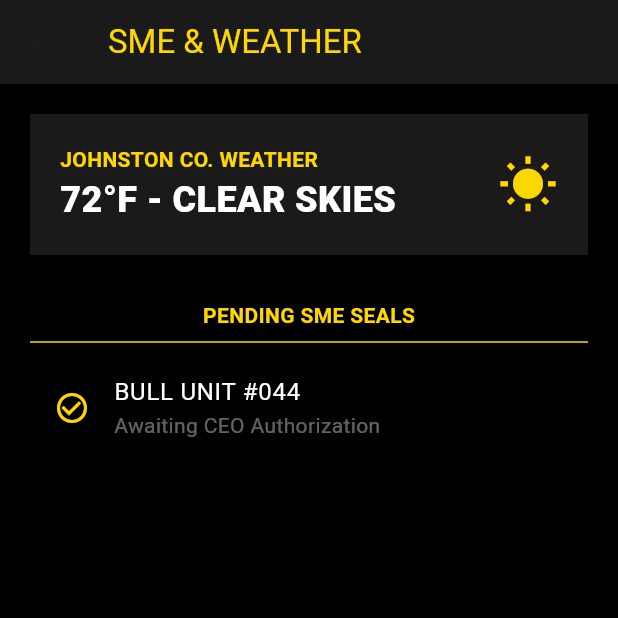
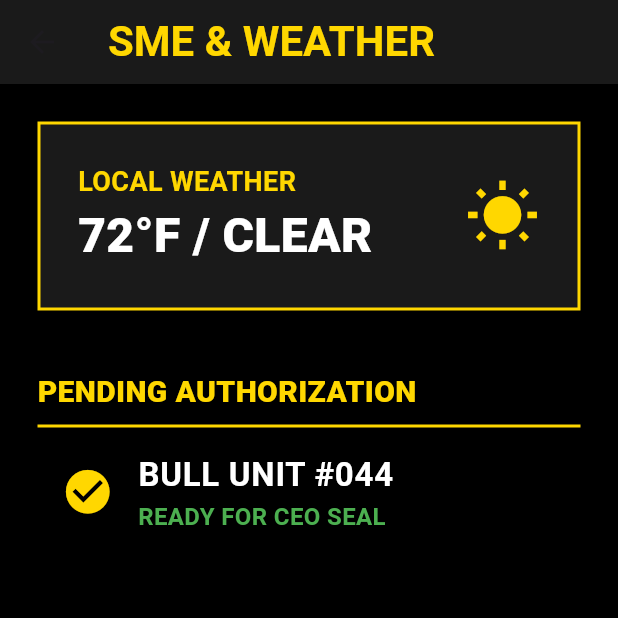
Before and after one commit to mrshumphrey3251-ai/HVF_NEXUS_CORE_V2, a Flutter app: the screen it shows after launch, after a tap on "SME ADMIN & WEATHER", on a phone screen of 412 x 824 dp, the top half of it. Run offline on Flutter 3.47's test engine with Material 3 defaults, Android fonts, the phone set to English and light mode, and no system bars.

Commit message:
Update main.dart

```diff
--- a/lib/main.dart
+++ b/lib/main.dart
@@ -1,7 +1,7 @@
 import 'package:flutter/material.dart';
 
-// HVF NEXUS CORE V15.1 - THE GRAND INTEGRATION BUILD
-// INTEGRATED: WEATHER CORE / REVENUE PROJECTIONS / DIGITAL DEEDS
+// HVF NEXUS CORE V16.1 - THE TOTAL INTEGRATION BUILD
+// FEATURE: HELIOGRID POWER / REVENUE / WEATHER / MASSIVE UI
 // AUTHORIZED: CEO JEFFERY DONNELL HUMPHREY
 
 void main() {
@@ -30,14 +30,16 @@ class HVFCommandDashboard extends StatelessWidget {
         body: SingleChildScrollView(
           child: Column(
             children: [
-              _buildLargeHeader("INTEGRATED COMMAND"),
+              _buildLiveStatusRibbon(),
+              const SizedBox(height: 10),
+              _buildBigButton(context, "HELIOGRID POWER", Icons.solar_power, HelioGridScreen()),
               _buildBigButton(context, "SME ADMIN & WEATHER", Icons.cloud_done, SMEAdminPortal()),
-              _buildBigButton(context, "FINANCIAL PROJECTIONS", Icons.payments, FinancialsScreen()),
-              _buildBigButton(context, "DIGITAL DEEDS", Icons.verified, DigitalDeedScreen()),
+              _buildBigButton(context, "FINANCIAL COMMAND", Icons.payments, FinancialsScreen()),
               _buildBigButton(context, "SOCIAL CLUB", Icons.gavel_rounded, SocialClubScreen()),
               const SizedBox(height: 40),
-              const Text("SYSTEM STATUS: ALL SECTORS ONLINE",
-                style: TextStyle(color: gold, fontSize: 12, fontWeight: FontWeight.bold, letterSpacing: 1.5)),
+              const Text("SYSTEMS INTEGRATED: 100%",
+                style: TextStyle(color: gold, fontSize: 14, fontWeight: FontWeight.bold, letterSpacing: 2)),
+              const Text("SOVEREIGNTY VERIFIED", style: TextStyle(color: Colors.white24, fontSize: 10)),
             ],
           ),
         ),
@@ -45,31 +47,36 @@ class HVFCommandDashboard extends StatelessWidget {
     );
   }
 
-  Widget _buildLargeHeader(String title) {
+  Widget _buildLiveStatusRibbon() {
     return Container(
       width: double.infinity,
-      padding: const EdgeInsets.symmetric(vertical: 25),
-      color: gold,
-      child: Center(
-        child: Text(title, style: const TextStyle(color: Colors.black, fontWeight: FontWeight.w900, fontSize: 26)),
+      color: Colors.green.withOpacity(0.2),
+      padding: const EdgeInsets.symmetric(vertical: 20),
+      child: const Row(
+        mainAxisAlignment: MainAxisAlignment.spaceEvenly,
+        children: [
+          Text("GRID: ONLINE", style: TextStyle(color: Colors.green, fontWeight: FontWeight.w900, fontSize: 14)),
+          Text("REV: \$5.8M", style: TextStyle(color: gold, fontWeight: FontWeight.w900, fontSize: 14)),
+          Text("WX: CLEAR", style: TextStyle(color: Colors.white, fontWeight: FontWeight.w900, fontSize: 14)),
+        ],
       ),
     );
   }
 
   Widget _buildBigButton(BuildContext context, String label, IconData icon, Widget target) {
     return Padding(
-      padding: const EdgeInsets.all(15),
+      padding: const EdgeInsets.all(12),
       child: InkWell(
         onTap: () => Navigator.push(context, MaterialPageRoute(builder: (context) => target)),
         child: Container(
-          height: 90,
-          decoration: BoxDecoration(color: cardGray, border: Border.all(color: gold, width: 3)),
+          height: 100,
+          decoration: BoxDecoration(color: cardGray, border: Border.all(color: gold, width: 4)),
           child: Row(
             mainAxisAlignment: MainAxisAlignment.center,
             children: [
-              Icon(icon, color: gold, size: 35),
-              const SizedBox(width: 20),
-              Text(label, style: const TextStyle(color: Colors.white, fontWeight: FontWeight.w900, fontSize: 22)),
+              Icon(icon, color: gold, size: 40),
+              const SizedBox(width: 25),
+              Text(label, style: const TextStyle(color: Colors.white, fontWeight: FontWeight.w900, fontSize: 24)),
             ],
           ),
         ),
@@ -78,68 +85,94 @@ class HVFCommandDashboard extends StatelessWidget {
   }
 }
 
-// --- SME ADMIN + WEATHER INTEGRATION ---
+// --- HELIOGRID POWER SECTOR ---
+class HelioGridScreen extends StatelessWidget {
+  @override
+  Widget build(BuildContext context) {
+    return Scaffold(
+      backgroundColor: bgBlack,
+      appBar: AppBar(title: const Text("HELIOGRID", style: TextStyle(color: gold, fontWeight: FontWeight.bold, fontSize: 28)), backgroundColor: cardGray),
+      body: Padding(
+        padding: const EdgeInsets.all(30),
+        child: Column(
+          children: [
+            const Icon(Icons.bolt, color: gold, size: 100),
+            const Text("SYSTEM OUTPUT", style: TextStyle(color: Colors.white70, fontSize: 18, fontWeight: FontWeight.bold)),
+            const Text("94.2 kW", style: TextStyle(color: gold, fontSize: 55, fontWeight: FontWeight.w900)),
+            const SizedBox(height: 30),
+            const Divider(color: gold, thickness: 3),
+            _buildGridMetric("STORAGE", "98%"),
+            _buildGridMetric("STATUS", "SOVEREIGN"),
+            _buildGridMetric("AREA", "JOHNSTON CO."),
+          ],
+        ),
+      ),
+    );
+  }
+
+  Widget _buildGridMetric(String label, String value) {
+    return Padding(
+      padding: const EdgeInsets.symmetric(vertical: 20),
+      child: Row(
+        mainAxisAlignment: MainAxisAlignment.spaceBetween,
+        children: [
+          Text(label, style: const TextStyle(color: Colors.white, fontSize: 22, fontWeight: FontWeight.bold)),
+          Text(value, style: const TextStyle(color: gold, fontSize: 26, fontWeight: FontWeight.w900)),
+        ],
+      ),
+    );
+  }
+}
+
+// --- SME ADMIN + WEATHER ---
 class SMEAdminPortal extends StatelessWidget {
   @override
   Widget build(BuildContext context) {
     return Scaffold(
       backgroundColor: bgBlack,
-      appBar: AppBar(title: const Text("SME & WEATHER", style: TextStyle(color: gold)), backgroundColor: cardGray),
-      body: Padding(
-        padding: const EdgeInsets.all(20),
-        child: Column(
+      appBar: AppBar(title: const Text("SME & WEATHER", style: TextStyle(color: gold, fontWeight: FontWeight.bold, fontSize: 28)), backgroundColor: cardGray),
+      body: ListView(
+        padding: const EdgeInsets.all(25),
         children: [
           Container(
-              padding: const EdgeInsets.all(20),
-              color: cardGray,
+            padding: const EdgeInsets.all(25),
+            decoration: BoxDecoration(color: cardGray, border: Border.all(color: gold, width: 2)),
             child: const Row(
               mainAxisAlignment: MainAxisAlignment.spaceBetween,
               children: [
                 Column(
                   crossAxisAlignment: CrossAxisAlignment.start,
                   children: [
-                      Text("JOHNSTON CO. WEATHER", style: TextStyle(color: gold, fontWeight: FontWeight.bold)),
-                      Text("72°F - CLEAR SKIES", style: TextStyle(color: Colors.white, fontSize: 24, fontWeight: FontWeight.w900)),
+                    Text("LOCAL WEATHER", style: TextStyle(color: gold, fontWeight: FontWeight.bold, fontSize: 18)),
+                    Text("72°F / CLEAR", style: TextStyle(color: Colors.white, fontSize: 32, fontWeight: FontWeight.w900)),
                   ],
                 ),
-                  Icon(Icons.wb_sunny, color: gold, size: 40),
+                Icon(Icons.wb_sunny, color: gold, size: 50),
               ],
             ),
           ),
-            const SizedBox(height: 30),
-            const Text("PENDING SME SEALS", style: TextStyle(color: gold, fontWeight: FontWeight.bold)),
-            const Divider(color: gold),
+          const SizedBox(height: 40),
+          const Text("PENDING AUTHORIZATION", style: TextStyle(color: gold, fontSize: 20, fontWeight: FontWeight.w900)),
+          const Divider(color: gold, thickness: 2),
           const ListTile(
-              leading: Icon(Icons.check_circle_outline, color: gold),
-              title: Text("BULL UNIT #044", style: TextStyle(color: Colors.white)),
-              subtitle: Text("Awaiting CEO Authorization", style: TextStyle(color: Colors.white38)),
+            leading: Icon(Icons.check_circle, color: gold, size: 35),
+            title: Text("BULL UNIT #044", style: TextStyle(color: Colors.white, fontSize: 22, fontWeight: FontWeight.bold)),
+            subtitle: Text("READY FOR CEO SEAL", style: TextStyle(color: Colors.green, fontSize: 16, fontWeight: FontWeight.bold)),
           ),
         ],
-        ),
       ),
     );
   }
 }
 
-// --- REMAINING SECTORS (REVENUE, DEEDS, CLUB) ---
+// --- REMAINING SECTORS ---
 class FinancialsScreen extends StatelessWidget {
   @override
   Widget build(BuildContext context) {
     return Scaffold(
       backgroundColor: bgBlack,
       appBar: AppBar(title: const Text("FINANCIALS", style: TextStyle(color: gold)), backgroundColor: cardGray),
-      body: Center(child: Text("\$5.8M / MO PROJECTED", style: const TextStyle(color: gold, fontSize: 30, fontWeight: FontWeight.w900))),
-    );
-  }
-}
-
-class DigitalDeedScreen extends StatelessWidget {
-  @override
-  Widget build(BuildContext context) {
-    return Scaffold(
-      backgroundColor: bgBlack,
-      appBar: AppBar(title: const Text("DIGITAL DEEDS", style: TextStyle(color: gold)), backgroundColor: cardGray),
-      body: const Center(child: Text("DEEDS VERIFIED", style: TextStyle(color: Colors.white, fontSize: 24))),
+      body: Center(child: Text("\$5,850,000 / MO", style: const TextStyle(color: gold, fontSize: 40, fontWeight: FontWeight.w900))),
     );
   }
 }
@@ -149,8 +182,8 @@ class SocialClubScreen extends StatelessWidget {
   Widget build(BuildContext context) {
     return Scaffold(
       backgroundColor: bgBlack,
-      appBar: AppBar(title: const Text("SOCIAL CLUB", style: TextStyle(color: gold)), backgroundColor: cardGray),
-      body: const Center(child: Text("MEMBER: JEFFERY", style: TextStyle(color: gold, fontSize: 32, fontWeight: FontWeight.w900))),
+      appBar: AppBar(title: const Text("CLUB", style: TextStyle(color: gold)), backgroundColor: cardGray),
+      body: const Center(child: Text("CEO: JEFFERY", style: TextStyle(color: gold, fontSize: 45, fontWeight: FontWeight.w900))),
     );
   }
 }
```
Lines whose indentation alone changed are shown as unchanged.
